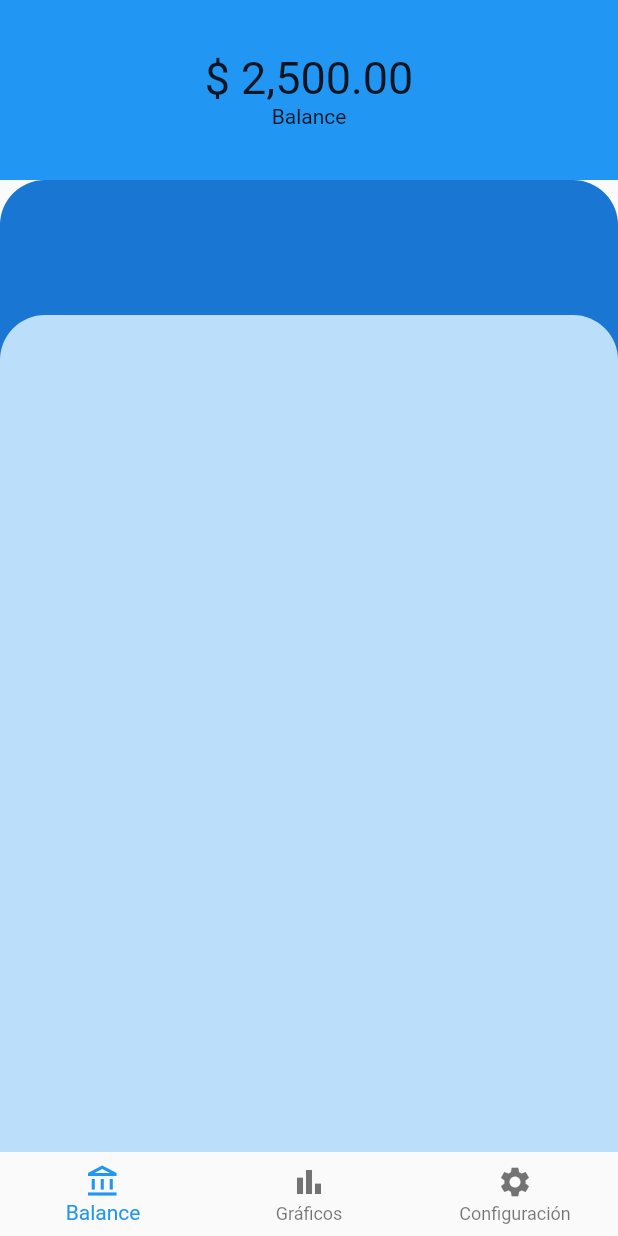
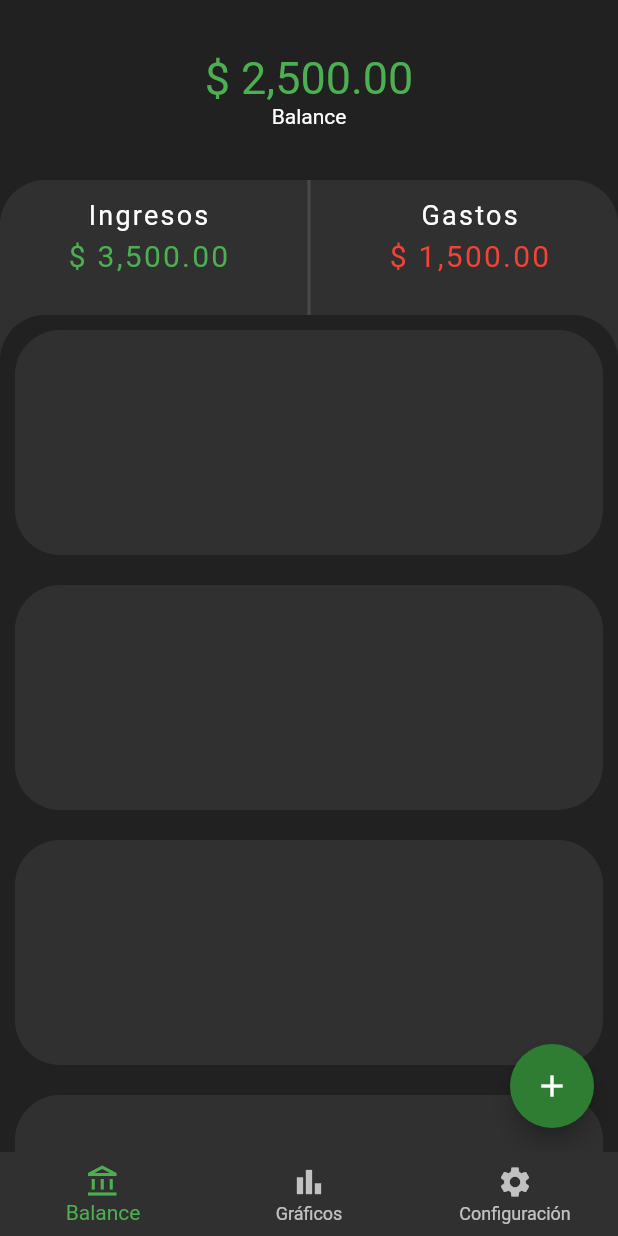
Before and after one commit to erlandruiz/exp_app, a Flutter app: the screen it shows after launch, on a phone screen of 412 x 824 dp. Run offline on Flutter 3.47's test engine with Material 2 defaults, Android fonts, the phone set to English and light mode, and no system bars; drawn by our look-alikes of flutter_speed_dial.

Commit message:
Second commit

```diff
--- a/lib/main.dart
+++ b/lib/main.dart
@@ -1,7 +1,16 @@
+import 'package:exp_app/pages/add_entries.dart';
 import 'package:exp_app/pages/home_page.dart';
+import 'package:exp_app/providers/ui_provider.dart';
 import 'package:flutter/material.dart';
+import 'package:provider/provider.dart';
 
-void main() => runApp(const MyApp());
+void main() => runApp(
+  MultiProvider(
+    providers: [
+      ChangeNotifierProvider(create: (_)=> UIProvider())
+
+    ],
+    child: const MyApp()));
 
 class MyApp extends StatelessWidget {
   const MyApp({Key? key}) : super(key: key);
@@ -10,9 +19,26 @@ class MyApp extends StatelessWidget {
   Widget build(BuildContext context) {
     return MaterialApp(
       title: 'Material App',
+      theme: ThemeData.dark().copyWith(
+        appBarTheme: AppBarTheme(
+          backgroundColor: Colors.grey[900]
+        ),
+        bottomNavigationBarTheme: const BottomNavigationBarThemeData(
+          selectedItemColor: Colors.green,
+        ),
+        floatingActionButtonTheme: FloatingActionButtonThemeData(
+          backgroundColor: Colors.green[800],
+          foregroundColor: Colors.white
+        ),
+        scaffoldBackgroundColor: Colors.grey[900],
+        primaryColorDark: Colors.grey[850],
+
+      ),
       initialRoute: 'home',
       routes:{
-        'home': (_)=> const HomePage()
+        'home': (_)=> const HomePage(),
+        'addEntries': (_)=> const AddEntries(),
+
       } ,
     );
   }
--- /dev/null
+++ b/lib/pages/add_entries.dart
@@ -0,0 +1,13 @@
+import 'package:flutter/material.dart';
+class AddEntries extends StatelessWidget {
+  const AddEntries({Key? key}) : super(key: key);
+
+  @override
+  Widget build(BuildContext context) {
+    return const Scaffold(
+      body: Center(
+        child: Text('Hola Ingresos'),
+      ),
+    );
+  }
+}
--- /dev/null
+++ b/lib/pages/add_expenses.dart
@@ -0,0 +1,17 @@
+import 'package:flutter/material.dart';
+
+class AddExpenses extends StatelessWidget {
+  const AddExpenses({Key? key}) : super(key: key);
+
+  @override
+  Widget build(BuildContext context) {
+    return  Scaffold(
+      appBar: AppBar(
+        title: const Text('Agregar Gasto'),
+      ),
+      body: const Center(
+        child: Text('Hola Gastos'),
+      ),
+    );
+  }
+}
--- a/lib/pages/balance_page.dart
+++ b/lib/pages/balance_page.dart
@@ -1,11 +1,53 @@
+import 'dart:math';
+
+import 'package:exp_app/widgets/balance_page_wt/back_sheet.dart';
+import 'package:exp_app/widgets/balance_page_wt/custom_fab.dart';
+import 'package:exp_app/widgets/balance_page_wt/front_sheet.dart';
 import 'package:flutter/material.dart';
 
-class BalancePage extends StatelessWidget {
+class BalancePage extends StatefulWidget {
   const BalancePage({Key? key}) : super(key: key);
 
   @override
+  State<BalancePage> createState() => _BalancePageState();
+}
+
+class _BalancePageState extends State<BalancePage> {
+  final _scrollController = ScrollController();
+  double _offset = 0;
+
+  void _listener(){
+    setState(() {
+      _offset = _scrollController.offset/100;
+      print(_max);
+
+    });
+
+  }
+
+  @override
+  void initState() {
+    _scrollController.addListener(_listener);
+    _max;
+    // TODO: implement initState
+    super.initState();
+  }
+
+  @override
+  void dispose() {
+    _scrollController.removeListener(_listener);
+    _scrollController.dispose();
+    // TODO: implement dispose
+    super.dispose();
+  }
+
+  double get _max => max(90 - _offset * 90, 0.0);
+  @override
   Widget build(BuildContext context) {
-    return CustomScrollView(
+    return Scaffold(
+      floatingActionButton: const CustomFAB(),
+      body: CustomScrollView(
+        controller: _scrollController,
         slivers:
         [
           SliverAppBar(
@@ -18,7 +60,8 @@ class BalancePage extends StatelessWidget {
                   Text(
                     '\$ 2,500.00',
                     style: TextStyle(
-                    fontSize: 30.0
+                      fontSize: 30.0,
+                      color: Colors.green
                     ),),
 
                   Text(
@@ -41,28 +84,11 @@ class BalancePage extends StatelessWidget {
 
                Stack(
                 children: [
-                Container(
-                  height: 250.0,
-                  decoration: BoxDecoration(
-                    color: Theme.of(context).primaryColorDark,
-                    borderRadius: const BorderRadius.only(
-                      topLeft: Radius.circular(30.0),
-                      topRight: Radius.circular(30.0)
-                    )
-                  ),
-                ),
+                  const BackSheet(),
                    Padding(
-                   padding: const EdgeInsets.only(top: 90.0),
-                   child: Container(
-                    height: 800.0,
-                    decoration: BoxDecoration(
-                      color: Theme.of(context).primaryColorLight,
-                      borderRadius: const BorderRadius.only(
-                        topLeft: Radius.circular(30.0),
-                        topRight: Radius.circular(30.0)
-                      )
-                    ),
-                ),
+                     padding:  EdgeInsets.only(top: _max),
+                     child: const FrontSheet(),
+
                   ),
                 ],
 
@@ -72,6 +98,7 @@ class BalancePage extends StatelessWidget {
 
               ))
         ],
+      ),
     );
   }
 }
--- a/lib/pages/home_page.dart
+++ b/lib/pages/home_page.dart
@@ -1,7 +1,9 @@
+import 'package:flutter/material.dart';
+import 'package:provider/provider.dart';
 import 'package:exp_app/pages/balance_page.dart';
 import 'package:exp_app/pages/charts_page.dart';
-import 'package:flutter/material.dart';
 
+import '../providers/ui_provider.dart';
 import '../widgets/home_page_wt/custom_navigation_bar.dart';
 
 class HomePage extends StatelessWidget {
@@ -21,7 +23,8 @@ class _HomePage extends StatelessWidget {
 
   @override
   Widget build(BuildContext context) {
-    const  currentIndex =0;
+    final   uiProvider = Provider.of<UIProvider>(context);
+    final   currentIndex =uiProvider.bnbIndex;
 
     switch(currentIndex){
       case 0:
--- /dev/null
+++ b/lib/providers/ui_provider.dart
@@ -0,0 +1,13 @@
+
+
+import 'package:flutter/cupertino.dart';
+
+class UIProvider extends ChangeNotifier {
+  int _bnbIndex = 0;
+
+  int  get  bnbIndex => _bnbIndex;
+  set bnbIndex(int i ){
+    _bnbIndex = i;
+    notifyListeners();
+  }
+}
--- /dev/null
+++ b/lib/utils/constants.dart
@@ -0,0 +1,15 @@
+import 'package:flutter/cupertino.dart';
+
+class Constants {
+
+  static sheetBoxDecoration(Color color){
+    return BoxDecoration(
+      color: color,
+      borderRadius: const BorderRadius.only(
+        topLeft: Radius.circular(30.0),
+        topRight: Radius.circular(30.0)
+      )
+    );
+  }
+
+}
--- /dev/null
+++ b/lib/utils/page_animation_routes.dart
@@ -0,0 +1,42 @@
+
+import 'package:flutter/cupertino.dart';
+
+class PageAnimationRoutes extends PageRouteBuilder{
+  final Widget widget;
+  final double ejex;
+  final double ejey;
+  PageAnimationRoutes({
+    required this.widget,
+    required this.ejex,
+    required this.ejey
+
+    })
+
+  : super (
+     transitionDuration: const Duration(milliseconds: 400),
+      transitionsBuilder: (
+        BuildContext context,
+        Animation<double> animation,
+        Animation<double> secAnimation,
+        Widget child
+      ){
+        animation = CurvedAnimation(
+          parent: animation,
+          curve: Curves.easeOutBack
+          );
+          return ScaleTransition(
+            alignment:  Alignment(ejex, ejey),
+            scale: animation,
+            child: child,);
+      },
+      pageBuilder: (
+        BuildContext context,
+        Animation<double> animation,
+        Animation<double> secAnimation,
+      )
+      {
+        return  widget;
+
+      }
+  );
+}
--- /dev/null
+++ b/lib/widgets/balance_page_wt/back_sheet.dart
@@ -0,0 +1,56 @@
+import 'package:exp_app/utils/constants.dart';
+import 'package:flutter/material.dart';
+
+class BackSheet extends StatelessWidget {
+  const BackSheet({Key? key}) : super(key: key);
+
+  @override
+  Widget build(BuildContext context) {
+    _headers(String name, String amount, Color color){
+      return Column(
+        children:  [
+          Padding(
+            padding: EdgeInsets.only(top: 13.0, bottom: 5.0),
+            child: Text(
+              name,
+              style: const TextStyle(
+                fontSize: 18.0,
+                letterSpacing: 1.5,
+
+                ),
+              ),
+
+
+            ),
+
+             Text(
+                amount,
+                style:  TextStyle(
+                  fontSize: 20.0,
+                  letterSpacing: 1.5,
+                  color: color
+                ),
+
+              )
+        ],
+      );
+    }
+
+    return Container(
+      height: 250.0,
+      decoration:Constants.sheetBoxDecoration(
+        Theme.of(context).primaryColorDark
+      ),
+      child: Row(
+        mainAxisAlignment: MainAxisAlignment.spaceEvenly,
+        children: [
+          _headers('Ingresos', '\$ 3,500.00', Colors.green),
+          const VerticalDivider(
+            thickness: 2.0,
+          ),
+          _headers('Gastos', '\$ 1,500.00', Colors.red),
+        ],
+      ),
+    );
+  }
+}
--- /dev/null
+++ b/lib/widgets/balance_page_wt/custom_fab.dart
@@ -0,0 +1,68 @@
+import 'package:exp_app/pages/add_entries.dart';
+import 'package:exp_app/pages/add_expenses.dart';
+import 'package:exp_app/utils/page_animation_routes.dart';
+import 'package:flutter/material.dart';
+import 'package:flutter_speed_dial/flutter_speed_dial.dart';
+
+class CustomFAB extends StatelessWidget {
+  const CustomFAB({Key? key}) : super(key: key);
+
+  @override
+  Widget build(BuildContext context) {
+
+    List<SpeedDialChild> childButtons = [];
+
+    childButtons.add(
+      SpeedDialChild(
+        backgroundColor: Colors.red,
+        child: const Icon(Icons.remove),
+        label: 'Gasto',
+        labelStyle: const TextStyle(
+          fontSize: 18.0
+        ),
+        onTap: (){
+          Navigator.push(
+            context,
+           PageAnimationRoutes(widget: const AddExpenses(),
+           ejex: 0.8,
+           ejey: 0.8)
+            );
+
+        }
+      )
+    );
+
+
+childButtons.add(
+      SpeedDialChild(
+        backgroundColor: Colors.green,
+        child: const Icon(Icons.add),
+        label: 'Ingreso',
+        labelStyle: const TextStyle(
+          fontSize: 18.0
+        ),
+        onTap: (){
+          Navigator.push(
+            context,
+            PageAnimationRoutes(
+            widget: const AddEntries(),
+            ejex: - 0.8,
+            ejey: 0.8));
+
+        }
+      )
+    );
+
+
+
+
+    return SpeedDial(
+      icon: Icons.add,
+      activeIcon: Icons.close,
+      children: childButtons,
+      spacing: 10.0,
+      childMargin: const EdgeInsets.symmetric(horizontal: 6.0),
+      childrenButtonSize: const Size(60, 60),
+    );
+  }
+}
--- /dev/null
+++ b/lib/widgets/balance_page_wt/front_sheet.dart
@@ -0,0 +1,32 @@
+import 'package:exp_app/utils/constants.dart';
+import 'package:flutter/material.dart';
+
+class FrontSheet
+ extends StatelessWidget {
+  const FrontSheet
+  ({Key? key}) : super(key: key);
+
+  @override
+  Widget build(BuildContext context) {
+    var _list = List.generate(10,(i)=> Padding(
+      padding: EdgeInsets.all(10.0),
+      child: Container(
+        height: 150.0,
+        decoration: BoxDecoration(
+          color: Theme.of(context).primaryColorDark,
+          borderRadius: BorderRadius.circular(30.0)
+        ),
+      ),));
+    return Container(
+      // height: 800.0,
+      decoration: Constants.sheetBoxDecoration(
+        Theme.of(context).scaffoldBackgroundColor
+      ),
+      child:  ListView(
+        shrinkWrap: true,
+        physics: const NeverScrollableScrollPhysics(),
+        children: _list,
+      ),
+    );
+  }
+}
--- a/lib/widgets/home_page_wt/custom_navigation_bar.dart
+++ b/lib/widgets/home_page_wt/custom_navigation_bar.dart
@@ -1,11 +1,19 @@
+import 'package:exp_app/providers/ui_provider.dart';
 import 'package:flutter/material.dart';
+import 'package:provider/provider.dart';
 
 class CustomNavigationBar extends StatelessWidget {
   const CustomNavigationBar({Key? key}) : super(key: key);
 
   @override
   Widget build(BuildContext context) {
+
+    final   uiProvider = Provider.of<UIProvider>(context);
+    // final watchIndex = context.watch<UIProvider>();
+    // final read = context.read<UIProvider>();
     return BottomNavigationBar(
+      currentIndex: uiProvider.bnbIndex,
+      onTap: (int i)=> uiProvider.bnbIndex = i,
       elevation: 0.0,
       items:
       const [
--- a/pubspec.yaml
+++ b/pubspec.yaml
@@ -34,6 +34,8 @@ dependencies:
   # The following adds the Cupertino Icons font to your application.
   # Use with the CupertinoIcons class for iOS style icons.
   cupertino_icons: ^1.0.2
+  provider: ^6.0.3
+  flutter_speed_dial: ^6.0.0
 
 dev_dependencies:
   flutter_test:
```
Lines whose indentation alone changed are shown as unchanged.
